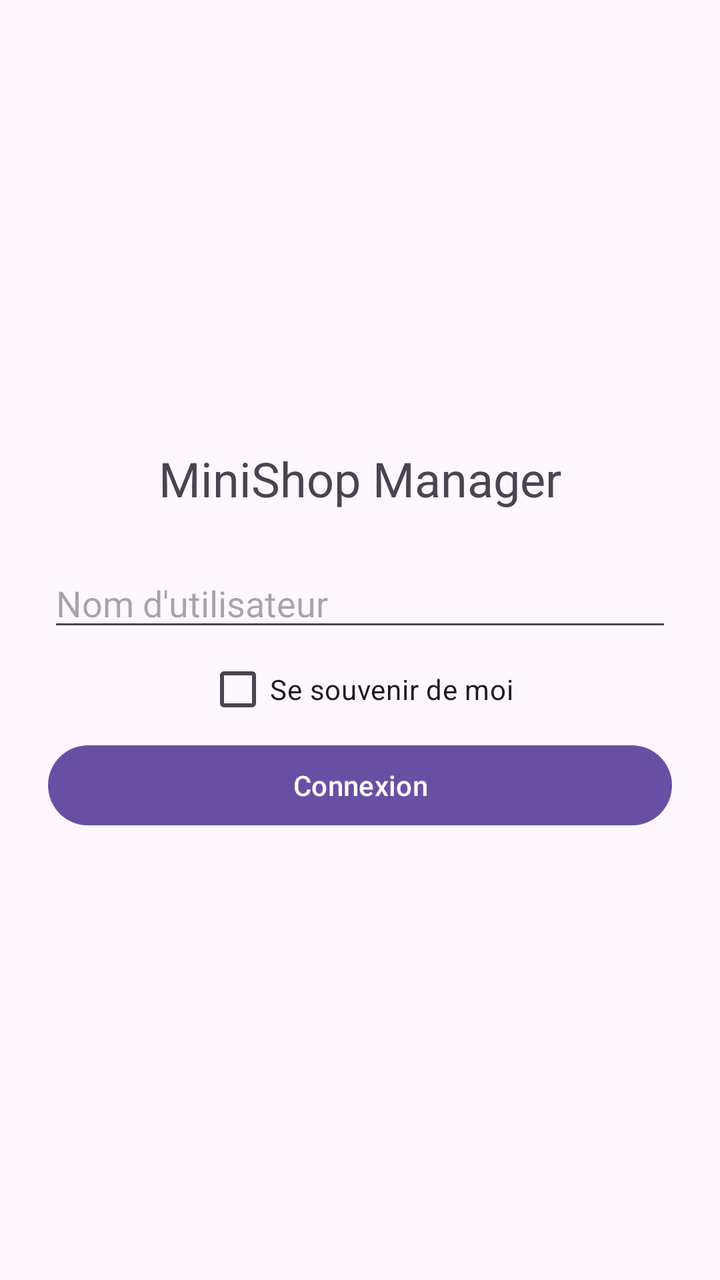
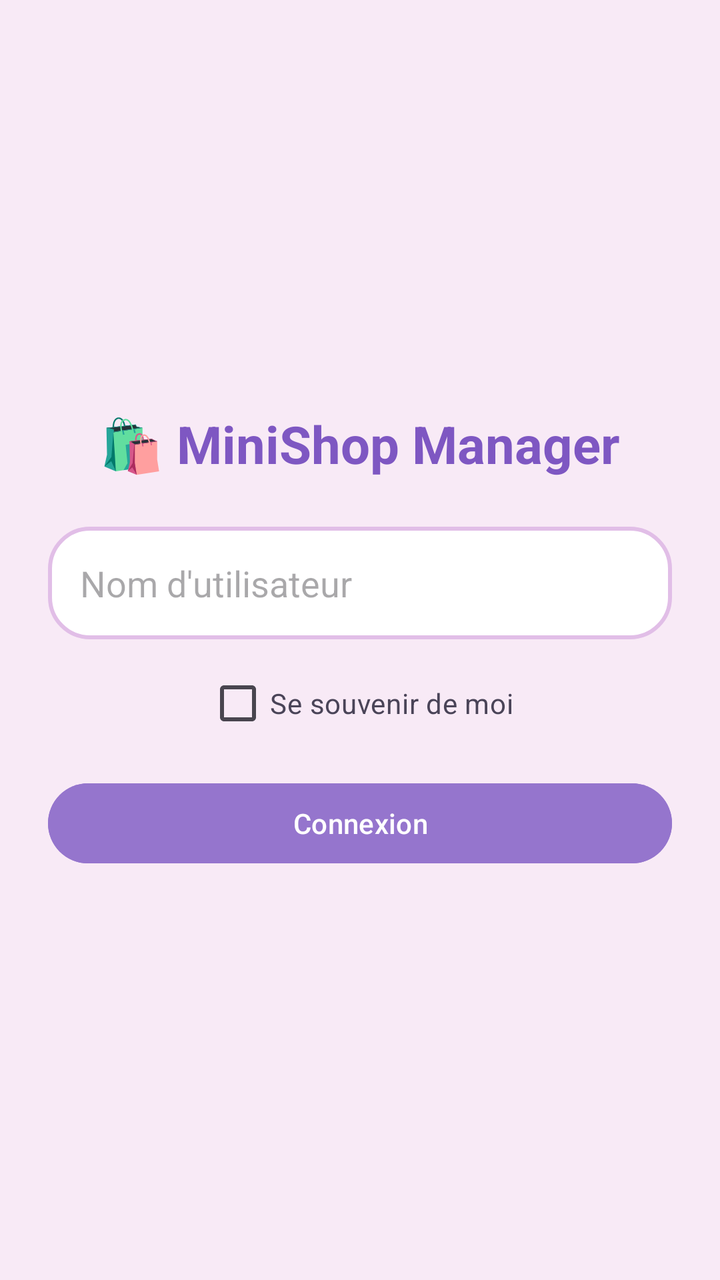

An Android layout rendered at two revisions. The XML below is the earlier revision; the diff shows what the commit changed to produce the second picture.
<!-- AndroidManifest.xml: application theme Theme.MiniShopManager -->
<!-- res/layout/activity_login.xml -->
<?xml version="1.0" encoding="utf-8"?>
<LinearLayout xmlns:android="http://schemas.android.com/apk/res/android"
    android:layout_width="match_parent"
    android:layout_height="match_parent"
    android:orientation="vertical"
    android:gravity="center"
    android:padding="24dp">

    <TextView
        android:layout_width="wrap_content"
        android:layout_height="wrap_content"
        android:text="MiniShop Manager"
        android:textSize="24sp"
        android:layout_marginBottom="24dp" />

    <EditText
        android:id="@+id/etUser"
        android:layout_width="match_parent"
        android:layout_height="wrap_content"
        android:hint="Nom d'utilisateur" />

    <CheckBox
        android:id="@+id/cbRemember"
        android:layout_width="wrap_content"
        android:layout_height="wrap_content"
        android:text="Se souvenir de moi" />

    <Button
        android:id="@+id/btnLogin"
        android:layout_width="match_parent"
        android:layout_height="wrap_content"
        android:text="Connexion" />
</LinearLayout>
<!-- resources referenced by this layout -->
<resources>
  <style name="Theme.MiniShopManager" parent="Base.Theme.MiniShopManager" />
  <style name="Base.Theme.MiniShopManager" parent="Theme.Material3.DayNight.NoActionBar">
          
          
      </style>
</resources>

<!-- the commit's change to res/layout/activity_login.xml (unified diff, before → after) -->
@@ -4,30 +4,41 @@
     android:layout_height="match_parent"
     android:orientation="vertical"
     android:gravity="center"
-    android:padding="24dp">
+    android:padding="24dp"
+    android:background="#F8EAF6">
 
     <TextView
         android:layout_width="wrap_content"
         android:layout_height="wrap_content"
-        android:text="MiniShop Manager"
-        android:textSize="24sp"
+        android:text="🛍️ MiniShop Manager"
+        android:textSize="26sp"
+        android:textStyle="bold"
+        android:textColor="#7E57C2"
         android:layout_marginBottom="24dp" />
 
     <EditText
         android:id="@+id/etUser"
         android:layout_width="match_parent"
         android:layout_height="wrap_content"
-        android:hint="Nom d'utilisateur" />
+        android:hint="Nom d'utilisateur"
+        android:padding="16dp"
+        android:textColor="#4A4458"
+        android:background="@drawable/bg_item" />
 
     <CheckBox
         android:id="@+id/cbRemember"
         android:layout_width="wrap_content"
         android:layout_height="wrap_content"
-        android:text="Se souvenir de moi" />
+        android:layout_marginTop="8dp"
+        android:text="Se souvenir de moi"
+        android:textColor="#4A4458" />
 
     <Button
         android:id="@+id/btnLogin"
         android:layout_width="match_parent"
         android:layout_height="wrap_content"
-        android:text="Connexion" />
+        android:layout_marginTop="12dp"
+        android:backgroundTint="#9575CD"
+        android:text="Connexion"
+        android:textColor="#FFFFFF" />
 </LinearLayout>
<!-- resource entries referenced after the edit -->
@@ -1,5 +1,13 @@
 <!-- resources referenced by this layout -->
 <resources>
+  <!-- drawable bg_item (drawable) -->
+  <?xml version="1.0" encoding="utf-8"?>
+  <shape xmlns:android="http://schemas.android.com/apk/res/android"
+      android:shape="rectangle">
+      <solid android:color="#FFFFFF" />
+      <corners android:radius="20dp" />
+      <stroke android:width="2dp" android:color="#E1BEE7" />
+  </shape>
   <style name="Theme.MiniShopManager" parent="Base.Theme.MiniShopManager" />
   <style name="Base.Theme.MiniShopManager" parent="Theme.Material3.DayNight.NoActionBar">
           
